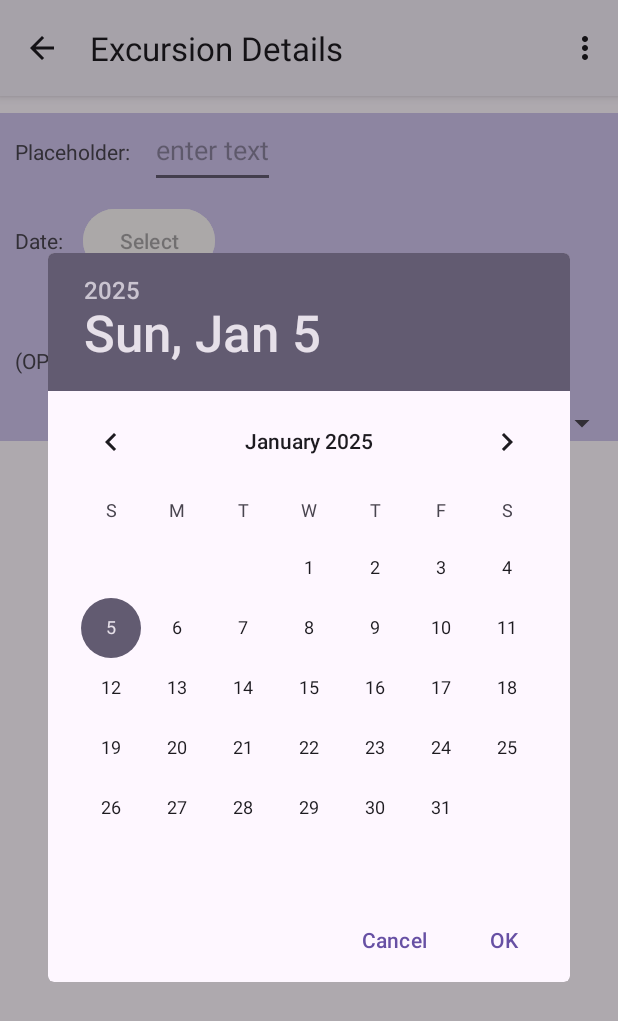
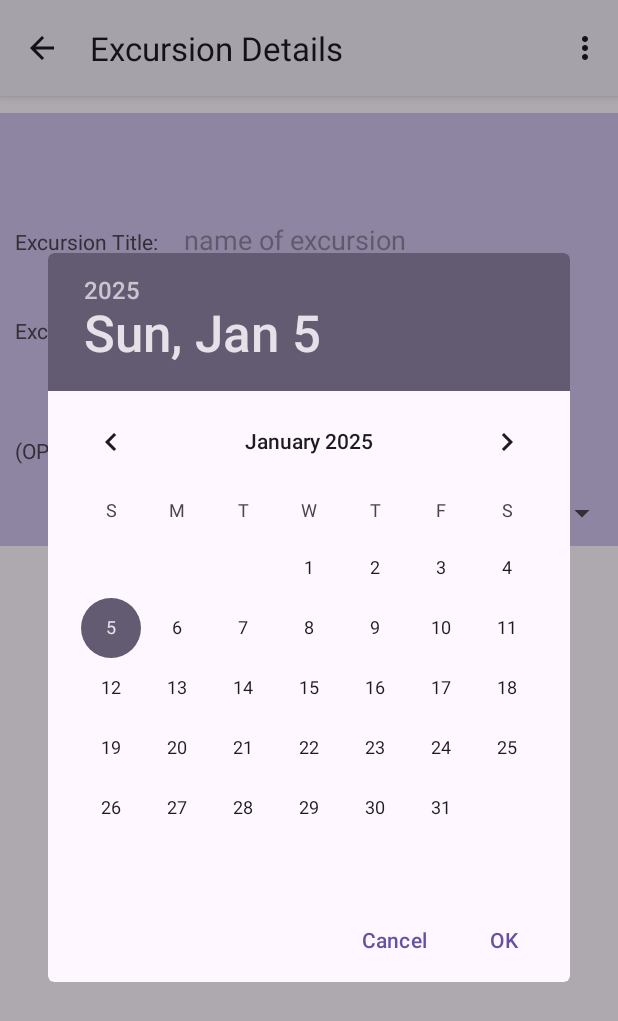
Before and after one commit to jvittoni/Android_Vacation_Planner, an Android app: the ExcursionDetails screen opened directly, with no data from a screen before it, after a tap on an icon or button, on a phone screen of 412 x 824 dp. Shown: the top 1021 px of the screen. Run offline under Robolectric (Android 15) with nearby library versions, the phone set to English and light mode, and no system bars; our stand-ins replace Room's generated code.

Commit message:
Completed Task: B4

```diff
--- a/app/src/main/java/com/example/w803vacation/UI/ExcursionDetails.java
+++ b/app/src/main/java/com/example/w803vacation/UI/ExcursionDetails.java
@@ -106,7 +106,7 @@ public class ExcursionDetails extends AppCompatActivity {
 
                 String info = editDate.getText().toString();
                 if(info.equals("")) {
-                    info="12/01/24";
+                    info="01/01/24";
                 }
 
                 myCalendarStart.setTime(new Date());
--- a/app/src/main/res/layout/activity_excursion_details.xml
+++ b/app/src/main/res/layout/activity_excursion_details.xml
@@ -13,6 +13,8 @@
         android:layout_height="wrap_content"
         android:orientation="vertical"
         android:layout_marginTop="75dp"
+        android:paddingTop="60dp"
+        android:paddingBottom="10dp"
         android:background="#cec2eb"
         app:layout_constraintEnd_toEndOf="parent"
         app:layout_constraintTop_toTopOf="parent">
@@ -26,13 +28,13 @@
                 android:layout_width="wrap_content"
                 android:layout_height="50dp"
                 android:padding="10dp"
-                android:text="Placeholder: " />
+                android:text="Excursion Title: " />
 
             <EditText
                 android:id="@+id/excursionTitle"
                 android:layout_width="wrap_content"
                 android:layout_height="50dp"
-                android:hint="enter text"
+                android:hint="name of excursion"
                 android:inputType="text" />
         </LinearLayout>
 
@@ -47,14 +49,14 @@
                 android:layout_width="wrap_content"
                 android:layout_height="50dp"
                 android:padding="10dp"
-                android:text="Date: " />
+                android:text="Excursion Date: " />
 
             <Button
                 android:id="@+id/excursiondate"
                 android:layout_width="wrap_content"
                 android:layout_height="50dp"
                 android:backgroundTint="#faf6f6"
-                android:hint="Select"
+                android:hint="Select Excursion Date"
                 android:inputType="date"
                 android:textColor="#000000" />
         </LinearLayout>
```
Also changed, not shown: app/src/main/java/com/example/w803vacation/UI/VacationDetails.java (+35 -37 lines).
